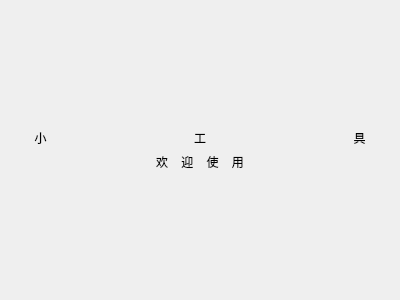
The window that gui/homepage.ui (BlabeZ/DailyAccount) describes before a commit, drawn with Qt 5.
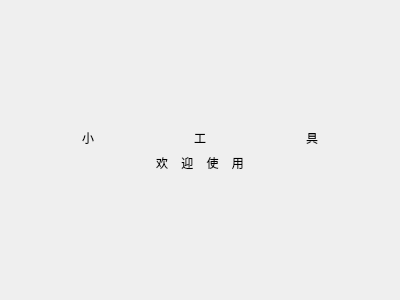
The same window after the commit.

Commit message: v11: 修复首页字间距——移除fixedWidth让spacing真正控制间距

Patch:
```diff
--- a/gui/homepage.ui
+++ b/gui/homepage.ui
@@ -29,6 +29,19 @@
      <property name="spacing">
       <number>100</number>
      </property>
+     <item>
+      <spacer name="leftSpacer">
+       <property name="orientation">
+        <enum>Qt::Horizontal</enum>
+       </property>
+       <property name="sizeHint" stdset="0">
+        <size>
+         <width>40</width>
+         <height>20</height>
+        </size>
+       </property>
+      </spacer>
+     </item>
      <item>
       <widget class="QLabel" name="charLabel_0">
        <property name="text">
@@ -68,6 +81,19 @@
        </property>
       </widget>
      </item>
+     <item>
+      <spacer name="rightSpacer">
+       <property name="orientation">
+        <enum>Qt::Horizontal</enum>
+       </property>
+       <property name="sizeHint" stdset="0">
+        <size>
+         <width>40</width>
+         <height>20</height>
+        </size>
+       </property>
+      </spacer>
+     </item>
     </layout>
    </item>
    <item>
```
Left out of the diff: 9 changed lines with no effect on the pictures.
